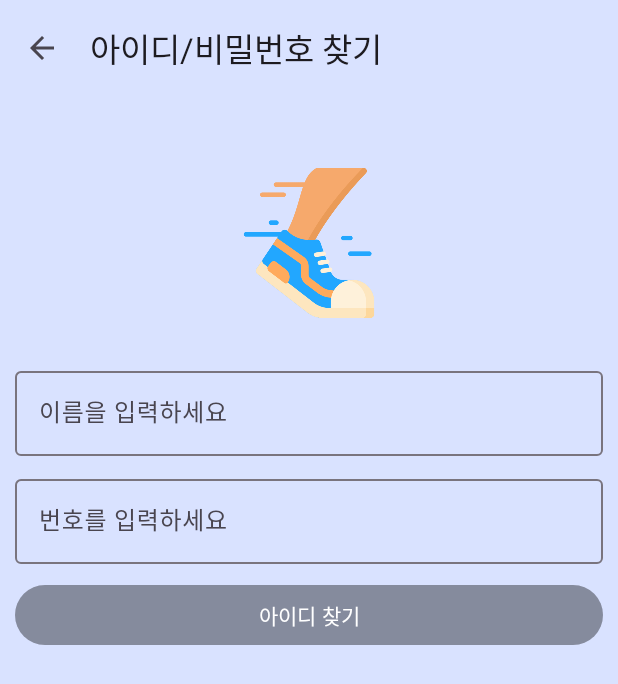
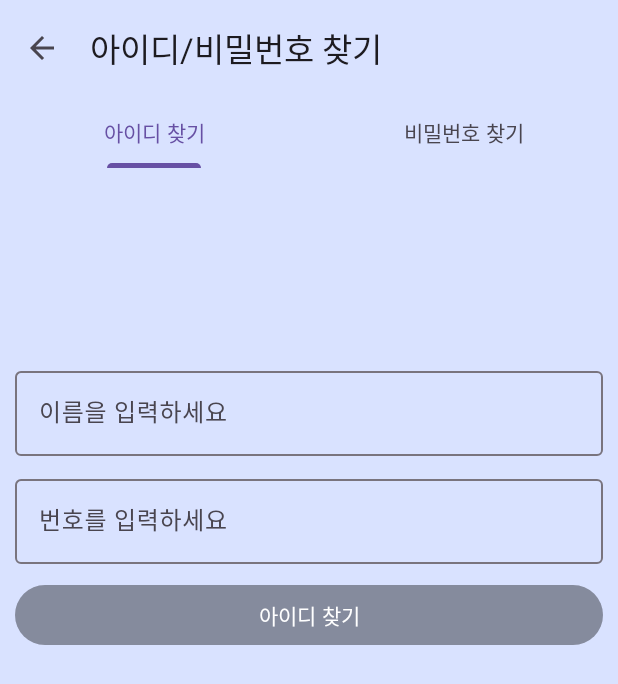
Before and after one commit to OhJunYoung21/Running_App, an Android app: the screen it shows after launch (SearchActivity), on a phone screen of 412 x 824 dp. Shown: the top 684 px of the screen. Run offline under Robolectric (Android 15) with nearby library versions, the phone set to English and light mode, and no system bars; our stand-ins replace Room's generated code; 2 statements that could not run were skipped.

Commit message:
View Pager commit

```diff
--- a/app/src/main/res/layout/fragment_search_i_d_.xml
+++ b/app/src/main/res/layout/fragment_search_i_d_.xml
@@ -12,15 +12,6 @@
         android:layout_width="match_parent"
         android:layout_height="match_parent">
 
-
-    <ImageView
-        app:layout_constraintRight_toRightOf="parent"
-        app:layout_constraintLeft_toLeftOf="parent"
-        app:layout_constraintTop_toTopOf="parent"
-        android:id = "@+id/logo"
-        android:layout_width="100dp"
-        android:layout_height="100dp"
-        android:src ="@drawable/run" />
 
         <com.google.android.material.textfield.TextInputLayout
             android:layout_width="match_parent"
```
Also changed, not shown: app/src/main/java/com/test/running_beta/Search/SearchActivity.kt (+7 -0 lines), app/src/main/res/layout/fragment_search_p_w_.xml (+0 -8 lines).
